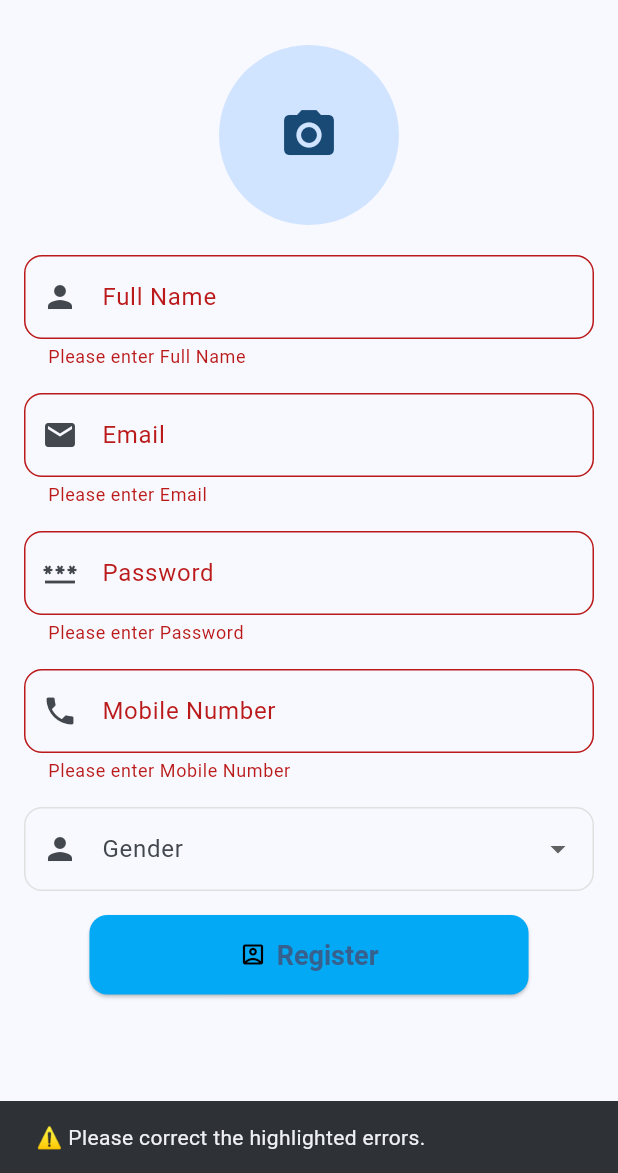
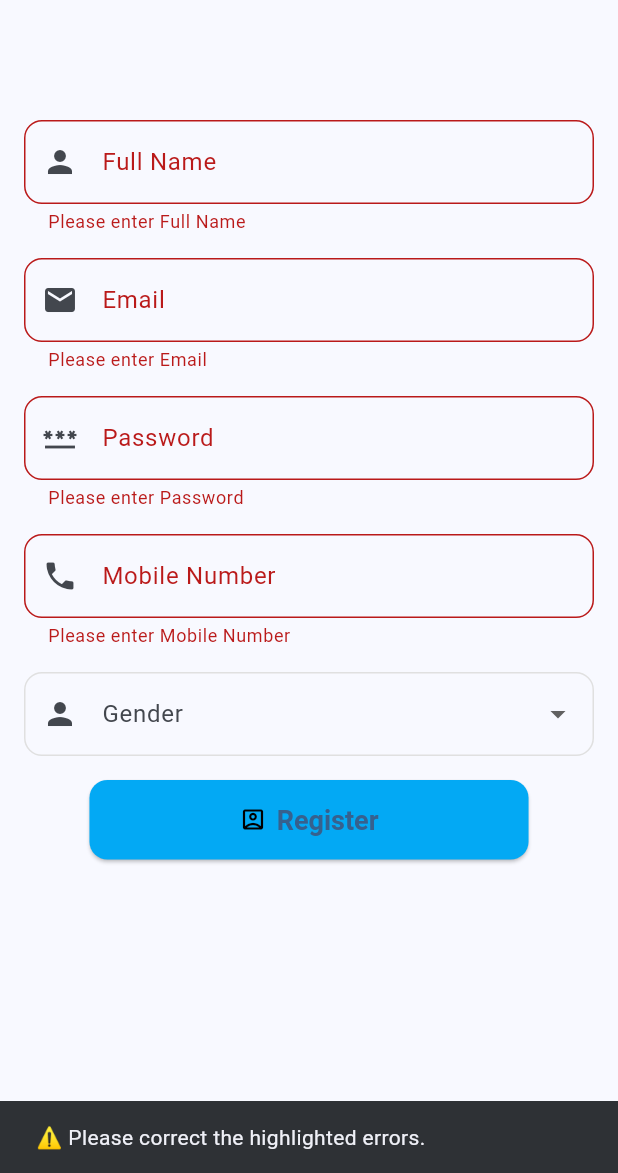
Before and after one commit to sabarinathankr/flutter_atest, a Flutter app: the RegisterPage screen opened directly, after a tap on "Register", on a phone screen of 412 x 824 dp, the part 63-1236 px from its top. Run offline on Flutter 3.47's test engine with Material 3 defaults, Android fonts, the light colour scheme and no system bars; our stand-ins replace awesome_dialog, connectivity_plus, file_picker, fluttertoast, image_picker, open_filex and 4 more; missing offline and left inert: alphabet_navigation, excel, flutter_upi_india, mongo_dart, razorpay_flutter; accounts and stored records are empty.

Commit message:
worked on register

```diff
--- a/lib/Login.dart
+++ b/lib/Login.dart
@@ -216,8 +216,8 @@ class _LoginPageState extends State<LoginPage> {
 
   @override
   Widget build(BuildContext context) {
-    _emailController.text = 'veera1997@gmail.com';
-    _passwordController.text = 'veera12345';
+    // _emailController.text = 'veera1997@gmail.com';
+    // _passwordController.text = 'veera12345';
     return Scaffold(
       backgroundColor: Colors.grey[50],
       body: SafeArea(
--- a/lib/Register.dart
+++ b/lib/Register.dart
@@ -78,7 +78,7 @@ class _MyHomePageState extends State<RegisterPage> {
           Password: _passwordController.text,
           MobileNumber: _mobileController.text,
           Gender: _selectedGender.toString(),
-          Profile: base64Image ?? '', // ✅ Pass empty string if null
+          Profile: '', // ✅ Pass empty string if null
           UsrType: 'User',
         );
 
@@ -157,7 +157,7 @@ class _MyHomePageState extends State<RegisterPage> {
               key: _formKey,
               child: Column(
                 children: [
-                  GestureDetector(
+                  /*GestureDetector(
                     onTap: _pickImage,
                     child: CircleAvatar(
                       radius: 60,
@@ -168,8 +168,8 @@ class _MyHomePageState extends State<RegisterPage> {
                           ? Icon(Icons.camera_alt, size: 40)
                           : null,
                     ),
-                  ),
-                  SizedBox(height: 20),
+                  ),*/
+                  SizedBox(height: 50),
                   _buildTextField(
                       label: 'Full Name', controller: _nameController,inputfeildtype: TextInputType.name,icontype:Icons.person),
                   _buildTextField(label: 'Email', controller: _emailController,inputfeildtype: TextInputType.emailAddress,icontype: Icons.email),
```
